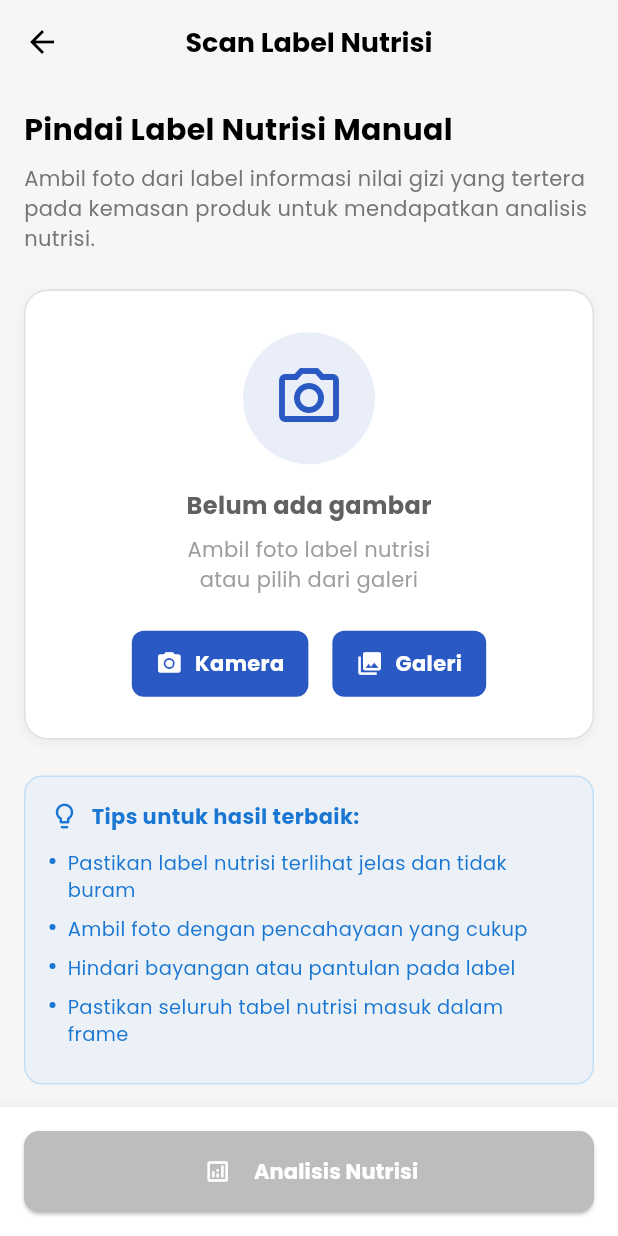
After one commit to hokacristian/BeWiseV1, a Flutter app: the ScanNutritionPage screen opened directly, on a phone screen of 412 x 824 dp. The commit adds this screen. Run offline on Flutter 3.47's test engine with Material 3 defaults, Android fonts, the phone set to English and light mode, and no system bars; our stand-ins replace carousel_slider, flutter_dotenv, flutter_svg, image_picker, shared_preferences, skeletonizer and 1 more; missing offline and left inert: google_mlkit_barcode_scanning, google_mlkit_commons, mobile_scanner; accounts and stored records are empty; project files that could hold a hidden picture were left out.

Commit message:
feat: Implement ScanNutritionPage and integrate with ScanProductPage for manual nutrition label scanning

```diff
--- a/lib/data/providers/product_provider.dart
+++ b/lib/data/providers/product_provider.dart
@@ -190,6 +190,7 @@ class ProductProvider extends ChangeNotifier {
   Future<void> scanProduct(String barcode) async {
   _isLoading = true;
   _errorMessage = null;
+  _product = null;
   notifyListeners();
 
   try {
@@ -199,13 +200,13 @@ class ProductProvider extends ChangeNotifier {
     }
 
     final result = await apiService.scanProduct(barcode, token!);
-
     _product = result;
 
     print('Rekomendasi Produk (Provider): ${_product?.rekomendasi?.length}');
-      notifyListeners();
   } catch (error) {
     _errorMessage = error.toString();
+    _product = null; // 🔥 PENTING: Clear product jika ada error
+    print('Error scanning product: $_errorMessage');
   } finally {
     _isLoading = false;
     notifyListeners();
--- /dev/null
+++ b/lib/presentation/page/nutrition/scan_nutrition_page.dart
@@ -0,0 +1,514 @@
+import 'package:flutter/material.dart';
+import 'package:image_picker/image_picker.dart';
+import 'dart:io';
+import 'package:bewise/core/constans/colors.dart';
+import 'package:bewise/presentation/widgets/custom_button_widget.dart';
+
+class ScanNutritionPage extends StatefulWidget {
+  final String? barcode;
+
+  const ScanNutritionPage({Key? key, this.barcode}) : super(key: key);
+
+  @override
+  _ScanNutritionPageState createState() => _ScanNutritionPageState();
+}
+
+class _ScanNutritionPageState extends State<ScanNutritionPage> {
+  XFile? _selectedImage;
+  bool _isLoading = false;
+  final ImagePicker _imagePicker = ImagePicker();
+
+  @override
+  Widget build(BuildContext context) {
+    return Scaffold(
+      backgroundColor: AppColors.brokenWhite,
+      appBar: _buildAppBar(),
+      body: Column(
+        children: [
+          Expanded(
+            child: SingleChildScrollView(
+              padding: const EdgeInsets.all(16),
+              child: Column(
+                crossAxisAlignment: CrossAxisAlignment.start,
+                children: [
+                  _buildHeaderSection(),
+                  const SizedBox(height: 24),
+                  _buildImageSection(),
+                  const SizedBox(height: 24),
+                  _buildInstructionSection(),
+                ],
+              ),
+            ),
+          ),
+          _buildBottomSection(),
+        ],
+      ),
+    );
+  }
+
+  AppBar _buildAppBar() {
+    return AppBar(
+      backgroundColor: AppColors.brokenWhite,
+      elevation: 0,
+      leading: IconButton(
+        icon: const Icon(Icons.arrow_back, color: Colors.black),
+        onPressed: () => Navigator.of(context).pop(),
+      ),
+      title: Text(
+        'Scan Label Nutrisi',
+        style: TextStyle(
+          fontFamily: 'Poppins',
+          color: Colors.black,
+          fontWeight: FontWeight.w600,
+          fontSize: 18,
+        ),
+      ),
+      centerTitle: true,
+    );
+  }
+
+  Widget _buildHeaderSection() {
+    return Column(
+      crossAxisAlignment: CrossAxisAlignment.start,
+      children: [
+        if (widget.barcode != null) ...[
+          Container(
+            padding: const EdgeInsets.all(12),
+            decoration: BoxDecoration(
+              color: Colors.blue.withOpacity(0.1),
+              borderRadius: BorderRadius.circular(8),
+              border: Border.all(color: Colors.blue.withOpacity(0.3)),
+            ),
+            child: Row(
+              children: [
+                Icon(Icons.qr_code, color: Colors.blue, size: 20),
+                const SizedBox(width: 8),
+                Text(
+                  'Barcode: ${widget.barcode}',
+                  style: TextStyle(
+                    fontFamily: 'Poppins',
+                    fontSize: 12,
+                    color: Colors.blue[700],
+                    fontWeight: FontWeight.w500,
+                  ),
+                ),
+              ],
+            ),
+          ),
+          const SizedBox(height: 16),
+        ],
+        Text(
+          'Pindai Label Nutrisi Manual',
+          style: TextStyle(
+            fontFamily: 'Poppins',
+            fontSize: 20,
+            fontWeight: FontWeight.bold,
+            color: Colors.black,
+          ),
+        ),
+        const SizedBox(height: 8),
+        Text(
+          'Ambil foto dari label informasi nilai gizi yang tertera pada kemasan produk untuk mendapatkan analisis nutrisi.',
+          style: TextStyle(
+            fontFamily: 'Poppins',
+            fontSize: 14,
+            color: Colors.grey[600],
+            height: 1.4,
+          ),
+        ),
+      ],
+    );
+  }
+
+  Widget _buildImageSection() {
+    return Container(
+      width: double.infinity,
+      height: 300,
+      decoration: BoxDecoration(
+        color: Colors.white,
+        borderRadius: BorderRadius.circular(16),
+        border: Border.all(color: Colors.grey.shade300),
+        boxShadow: [
+          BoxShadow(
+            color: Colors.grey.withOpacity(0.1),
+            blurRadius: 4,
+            spreadRadius: 1,
+            offset: const Offset(0, 2),
+          ),
+        ],
+      ),
+      child: _selectedImage == null ? _buildEmptyImageState() : _buildSelectedImage(),
+    );
+  }
+
+  Widget _buildEmptyImageState() {
+    return Column(
+      mainAxisAlignment: MainAxisAlignment.center,
+      children: [
+        Container(
+          padding: const EdgeInsets.all(20),
+          decoration: BoxDecoration(
+            color: AppColors.lightBlue.withOpacity(0.1),
+            shape: BoxShape.circle,
+          ),
+          child: Icon(
+            Icons.camera_alt_outlined,
+            size: 48,
+            color: AppColors.lightBlue,
+          ),
+        ),
+        const SizedBox(height: 16),
+        Text(
+          'Belum ada gambar',
+          style: TextStyle(
+            fontFamily: 'Poppins',
+            fontSize: 16,
+            fontWeight: FontWeight.w600,
+            color: Colors.grey[700],
+          ),
+        ),
+        const SizedBox(height: 8),
+        Text(
+          'Ambil foto label nutrisi\natau pilih dari galeri',
+          textAlign: TextAlign.center,
+          style: TextStyle(
+            fontFamily: 'Poppins',
+            fontSize: 14,
+            color: Colors.grey[500],
+            height: 1.4,
+          ),
+        ),
+        const SizedBox(height: 24),
+        Row(
+          mainAxisAlignment: MainAxisAlignment.center,
+          children: [
+            _buildImagePickerButton(
+              icon: Icons.camera_alt,
+              label: 'Kamera',
+              onTap: () => _pickImage(ImageSource.camera),
+            ),
+            const SizedBox(width: 16),
+            _buildImagePickerButton(
+              icon: Icons.photo_library,
+              label: 'Galeri',
+              onTap: () => _pickImage(ImageSource.gallery),
+            ),
+          ],
+        ),
+      ],
+    );
+  }
+
+  Widget _buildImagePickerButton({
+    required IconData icon,
+    required String label,
+    required VoidCallback onTap,
+  }) {
+    return GestureDetector(
+      onTap: onTap,
+      child: Container(
+        padding: const EdgeInsets.symmetric(horizontal: 16, vertical: 12),
+        decoration: BoxDecoration(
+          color: AppColors.lightBlue,
+          borderRadius: BorderRadius.circular(8),
+        ),
+        child: Row(
+          mainAxisSize: MainAxisSize.min,
+          children: [
+            Icon(icon, color: Colors.white, size: 18),
+            const SizedBox(width: 8),
+            Text(
+              label,
+              style: TextStyle(
+                fontFamily: 'Poppins',
+                color: Colors.white,
+                fontWeight: FontWeight.w600,
+              ),
+            ),
+          ],
+        ),
+      ),
+    );
+  }
+
+  Widget _buildSelectedImage() {
+    return Stack(
+      children: [
+        ClipRRect(
+          borderRadius: BorderRadius.circular(16),
+          child: Image.file(
+            File(_selectedImage!.path),
+            width: double.infinity,
+            height: double.infinity,
+            fit: BoxFit.cover,
+          ),
+        ),
+        Positioned(
+          top: 12,
+          right: 12,
+          child: Row(
+            children: [
+              _buildActionButton(
+                icon: Icons.edit,
+                onTap: () => _showImageSourceDialog(),
+                color: Colors.blue,
+              ),
+              const SizedBox(width: 8),
+              _buildActionButton(
+                icon: Icons.delete,
+                onTap: _removeImage,
+                color: Colors.red,
+              ),
+            ],
+          ),
+        ),
+      ],
+    );
+  }
+
+  Widget _buildActionButton({
+    required IconData icon,
+    required VoidCallback onTap,
+    required Color color,
+  }) {
+    return GestureDetector(
+      onTap: onTap,
+      child: Container(
+        padding: const EdgeInsets.all(8),
+        decoration: BoxDecoration(
+          color: color.withOpacity(0.9),
+          shape: BoxShape.circle,
+        ),
+        child: Icon(
+          icon,
+          color: Colors.white,
+          size: 18,
+        ),
+      ),
+    );
+  }
+
+  Widget _buildInstructionSection() {
+    return Container(
+      padding: const EdgeInsets.all(16),
+      decoration: BoxDecoration(
+        color: Colors.blue.withOpacity(0.05),
+        borderRadius: BorderRadius.circular(12),
+        border: Border.all(color: Colors.blue.withOpacity(0.2)),
+      ),
+      child: Column(
+        crossAxisAlignment: CrossAxisAlignment.start,
+        children: [
+          Row(
+            children: [
+              Icon(
+                Icons.lightbulb_outline,
+                color: Colors.blue[700],
+                size: 20,
+              ),
+              const SizedBox(width: 8),
+              Text(
+                'Tips untuk hasil terbaik:',
+                style: TextStyle(
+                  fontFamily: 'Poppins',
+                  fontWeight: FontWeight.w600,
+                  color: Colors.blue[700],
+                ),
+              ),
+            ],
+          ),
+          const SizedBox(height: 12),
+          _buildTipItem('Pastikan label nutrisi terlihat jelas dan tidak buram'),
+          _buildTipItem('Ambil foto dengan pencahayaan yang cukup'),
+          _buildTipItem('Hindari bayangan atau pantulan pada label'),
+          _buildTipItem('Pastikan seluruh tabel nutrisi masuk dalam frame'),
+        ],
+      ),
+    );
+  }
+
+  Widget _buildTipItem(String text) {
+    return Padding(
+      padding: const EdgeInsets.only(bottom: 8),
+      child: Row(
+        crossAxisAlignment: CrossAxisAlignment.start,
+        children: [
+          Container(
+            margin: const EdgeInsets.only(top: 6, right: 8),
+            width: 4,
+            height: 4,
+            decoration: BoxDecoration(
+              color: Colors.blue[700],
+              shape: BoxShape.circle,
+            ),
+          ),
+          Expanded(
+            child: Text(
+              text,
+              style: TextStyle(
+                fontFamily: 'Poppins',
+                fontSize: 13,
+                color: Colors.blue[700],
+                height: 1.4,
+              ),
+            ),
+          ),
+        ],
+      ),
+    );
+  }
+
+  Widget _buildBottomSection() {
+    return Container(
+      padding: const EdgeInsets.all(16),
+      decoration: BoxDecoration(
+        color: Colors.white,
+        boxShadow: [
+          BoxShadow(
+            color: Colors.grey.withOpacity(0.1),
+            blurRadius: 4,
+            offset: const Offset(0, -2),
+          ),
+        ],
+      ),
+      child: CustomButtonWidget(
+        text: 'Analisis Nutrisi',
+        isLoading: _isLoading,
+        onPressed: _selectedImage != null ? _analyzeNutrition : () {},
+        backgroundColor: _selectedImage != null ? AppColors.lightBlue : Colors.grey.shade400,
+        icon: Icon(
+          Icons.analytics_outlined,
+          color: Colors.white,
+        ),
+      ),
+    );
+  }
+
+  Future<void> _pickImage(ImageSource source) async {
+    try {
+      final XFile? image = await _imagePicker.pickImage(
+        source: source,
+        maxWidth: 1024,
+        maxHeight: 1024,
+        imageQuality: 85,
+      );
+
+      if (image != null) {
+        setState(() {
+          _selectedImage = image;
+        });
+      }
+    } catch (e) {
+      _showErrorMessage('Gagal mengambil gambar: ${e.toString()}');
+    }
+  }
+
+  void _showImageSourceDialog() {
+    showModalBottomSheet(
+      context: context,
+      shape: RoundedRectangleBorder(
+        borderRadius: BorderRadius.vertical(top: Radius.circular(16)),
+      ),
+      builder: (context) => Container(
+        padding: const EdgeInsets.all(20),
+        child: Column(
+          mainAxisSize: MainAxisSize.min,
+          children: [
+            Container(
+              width: 40,
+              height: 4,
+              decoration: BoxDecoration(
+                color: Colors.grey[300],
+                borderRadius: BorderRadius.circular(2),
+              ),
+            ),
+            const SizedBox(height: 20),
+            Text(
+              'Pilih Sumber Gambar',
+              style: TextStyle(
+                fontFamily: 'Poppins',
+                fontSize: 18,
+                fontWeight: FontWeight.w600,
+              ),
+            ),
+            const SizedBox(height: 20),
+            Row(
+              children: [
+                Expanded(
+                  child: _buildImagePickerButton(
+                    icon: Icons.camera_alt,
+                    label: 'Kamera',
+                    onTap: () {
+                      Navigator.pop(context);
+                      _pickImage(ImageSource.camera);
+                    },
+                  ),
+                ),
+                const SizedBox(width: 16),
+                Expanded(
+                  child: _buildImagePickerButton(
+                    icon: Icons.photo_library,
+                    label: 'Galeri',
+                    onTap: () {
+                      Navigator.pop(context);
+                      _pickImage(ImageSource.gallery);
+                    },
+                  ),
+                ),
+              ],
+            ),
+            const SizedBox(height: 20),
+          ],
+        ),
+      ),
+    );
+  }
+
+  void _removeImage() {
+    setState(() {
+      _selectedImage = null;
+    });
+  }
+
+  Future<void> _analyzeNutrition() async {
+    if (_selectedImage == null) return;
+
+    setState(() {
+      _isLoading = true;
+    });
+
+    try {
+      // TODO: Implement nutrition analysis API call
+      // For now, simulate loading
+      await Future.delayed(Duration(seconds: 2));
+
+      // TODO: Navigate to nutrition results page
+      _showSuccessMessage('Analisis nutrisi berhasil!');
+
+    } catch (e) {
+      _showErrorMessage('Gagal menganalisis nutrisi: ${e.toString()}');
+    } finally {
+      setState(() {
+        _isLoading = false;
+      });
+    }
+  }
+
+  void _showErrorMessage(String message) {
+    ScaffoldMessenger.of(context).showSnackBar(
+      SnackBar(
+        content: Text(message),
+        backgroundColor: Colors.red,
+      ),
+    );
+  }
+
+  void _showSuccessMessage(String message) {
+    ScaffoldMessenger.of(context).showSnackBar(
+      SnackBar(
+        content: Text(message),
+        backgroundColor: Colors.green,
+      ),
+    );
+  }
+}
```
Also changed, not shown: lib/presentation/page/scan/scan_product_page.dart (+138 -16 lines). Lines whose indentation alone changed are shown as unchanged.
